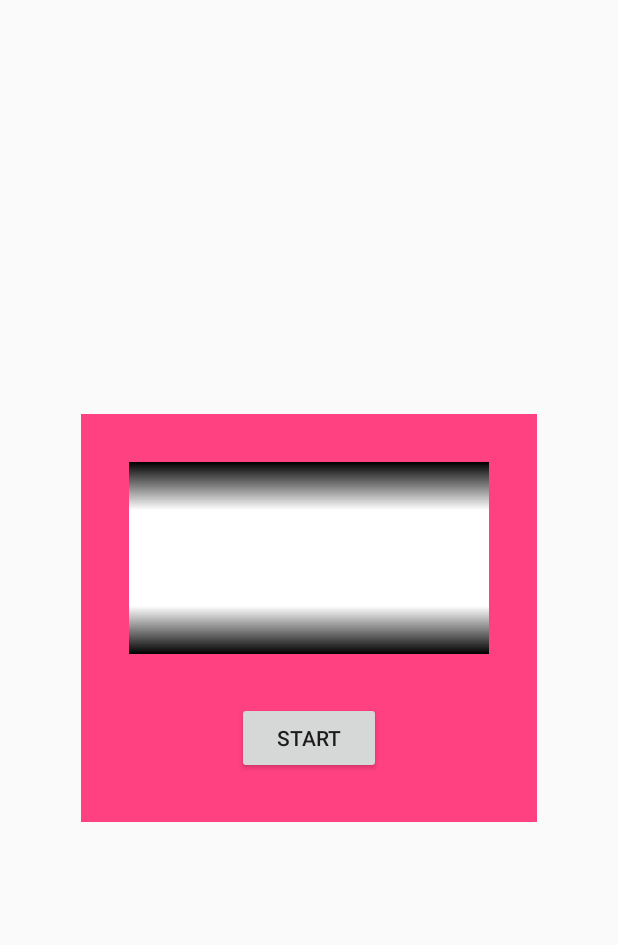
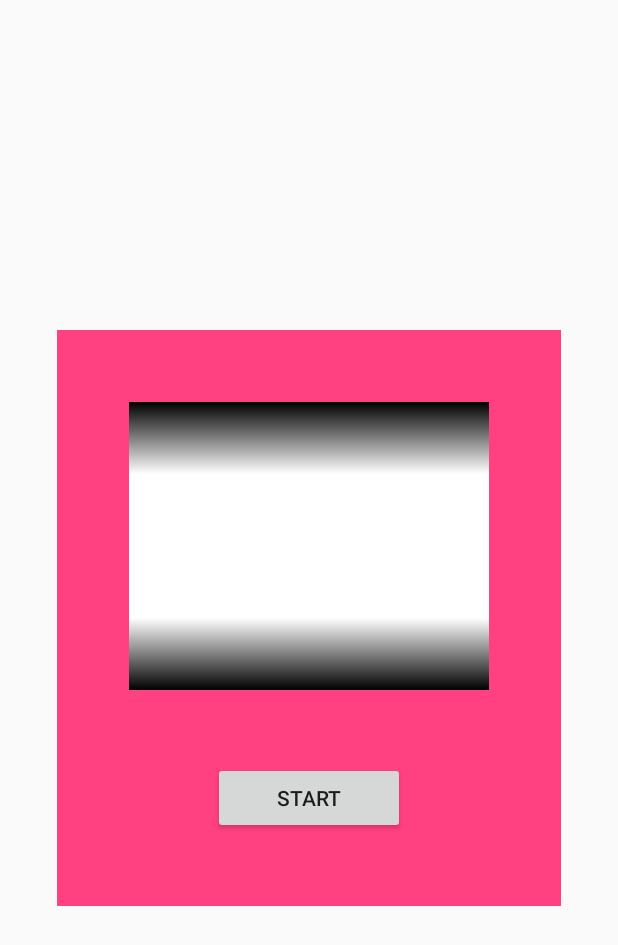
Before and after one commit to 4503104/people_slots, an Android app: the layout activity_slot.xml on its own in the app's theme, with its tools: preview values and no code run, on a phone screen of 412 x 824 dp. Shown: the top 945 px of the screen. Run offline under Robolectric (Android 15) with nearby library versions, the phone set to English and light mode, and no system bars.

Commit message:
Change size & speed.

```diff
--- a/app/src/main/java/jp/gr/java_conf/shygoo/people_slots/SlotDrumView.java
+++ b/app/src/main/java/jp/gr/java_conf/shygoo/people_slots/SlotDrumView.java
@@ -27,7 +27,7 @@ public class SlotDrumView extends FrameLayout {
     ListView drumMain;
 
     // 回転速度
-    private static final int SCROLL_INTERVAL_MSEC = 48;// TODO: 速度調整
+    private static final int SCROLL_INTERVAL_MSEC = 120;// TODO: 速度調整
 
     // 専用Adapter
     private CircularAdapter drumAdapter;
--- a/app/src/main/res/values/dimens.xml
+++ b/app/src/main/res/values/dimens.xml
@@ -3,12 +3,12 @@
     <dimen name="activity_horizontal_margin">16dp</dimen>
     <dimen name="activity_vertical_margin">16dp</dimen>
 
-    <dimen name="slot_margin">32dp</dimen>
+    <dimen name="slot_margin">48dp</dimen>
     <dimen name="slot_drum_width">240dp</dimen>
-    <dimen name="slot_drum_height">128dp</dimen>
-    <dimen name="slot_drum_margin">32dp</dimen>
-    <dimen name="slot_item_height">64dp</dimen>
+    <dimen name="slot_drum_height">192dp</dimen>
+    <dimen name="slot_drum_margin">48dp</dimen>
+    <dimen name="slot_item_height">96dp</dimen>
     <dimen name="slot_item_text">48dp</dimen>
-    <dimen name="slot_button_width">96dp</dimen>
+    <dimen name="slot_button_width">128dp</dimen>
 
 </resources>
```
